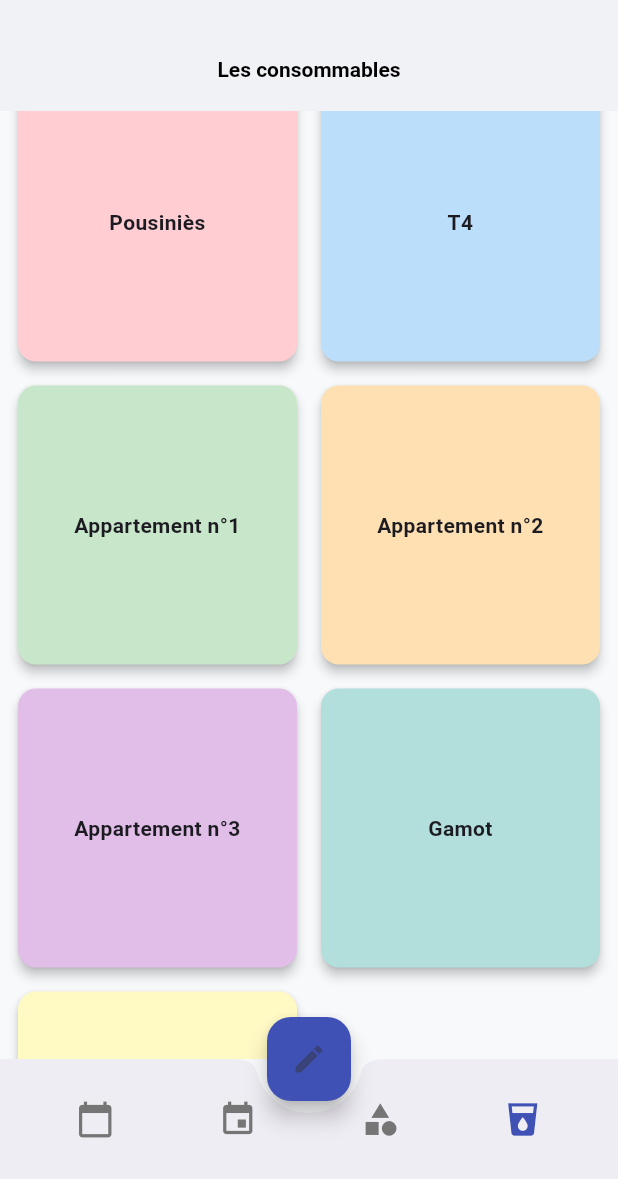
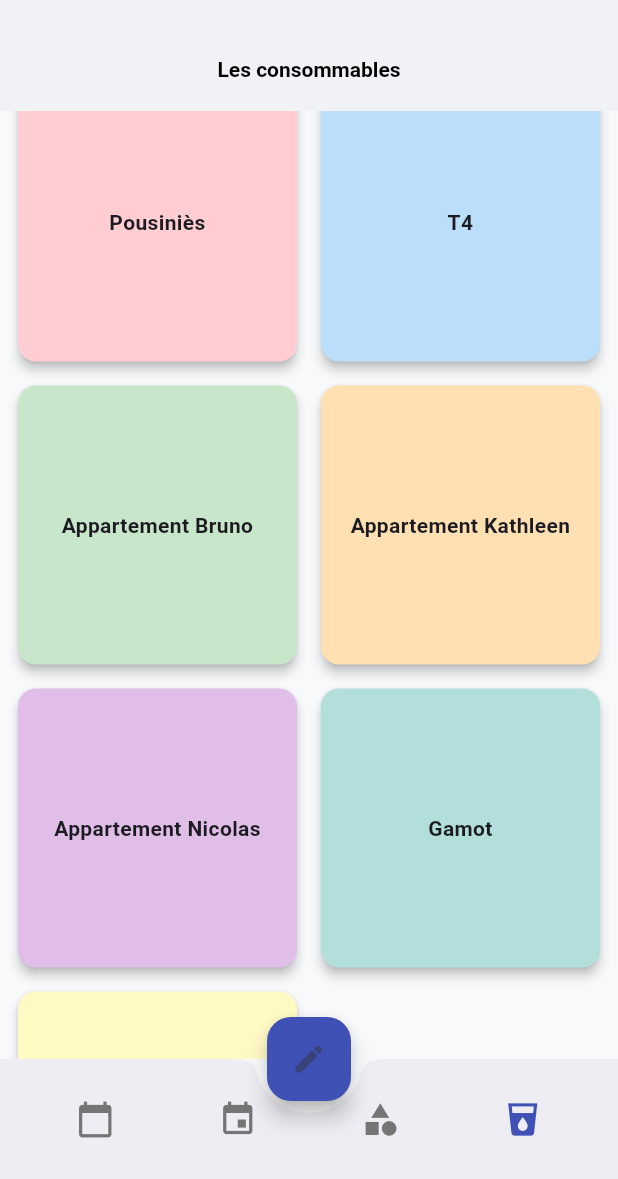
Before and after one commit to Web82-Thom/cleaning_schedule_demo, a Flutter app: the screen it shows once a user with an empty profile is signed in, item 4 of the bottom bar chosen, scrolled down 1728 dp, on a phone screen of 412 x 824 dp, the part 57-1236 px from its top. Run offline on Flutter 3.47's test engine with Material 3 defaults, Android fonts, the phone set to English and light mode, and no system bars; our stand-ins replace cloud_firestore, firebase_auth, firebase_core, open_filex, pdf, share_plus and 1 more; accounts and stored records are empty.

Commit message:
give a name to appartement

```diff
--- a/lib/widgets/consumable_widget.dart
+++ b/lib/widgets/consumable_widget.dart
@@ -31,9 +31,9 @@ class ConsumableWidget extends ChangeNotifier{
   List<String> villas= [
     'Pousiniès',
     'T4',
-    'Appartement n°1',
-    'Appartement n°2',
-    'Appartement n°3',
+    'Appartement Bruno',
+    'Appartement Kathleen',
+    'Appartement Nicolas',
     'Gamot',
     'Amsterdam',
   ];
```
